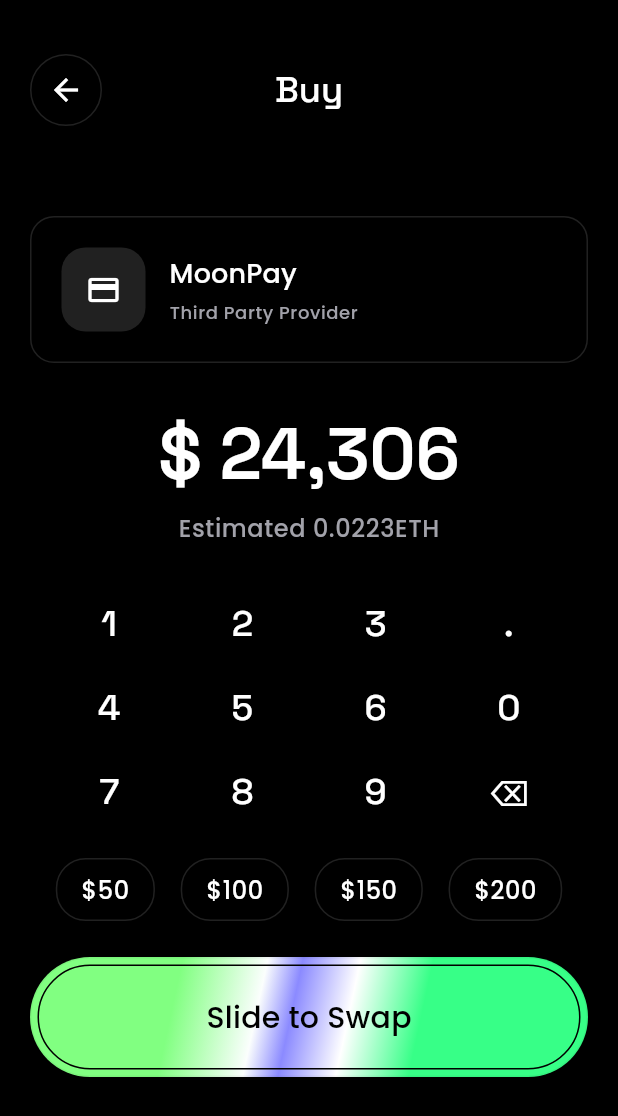
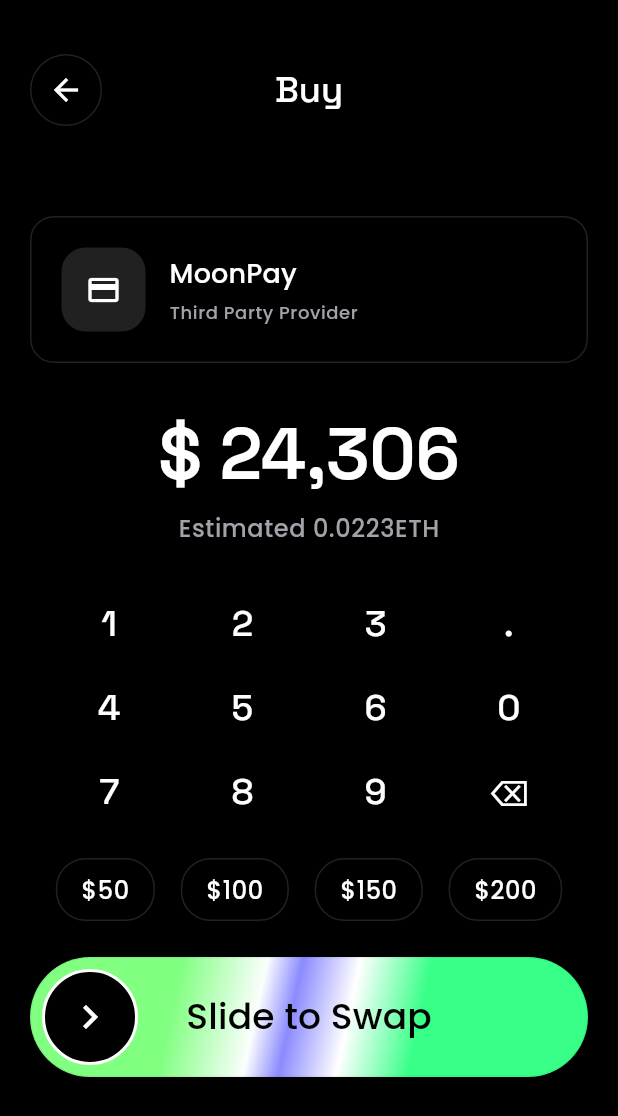
Before and after one commit to xiaoqianran/figma-009, a Flutter app: the BuyDetailScreen screen opened by its route, on a phone screen of 412 x 824 dp. Shown: the top 1116 px of the screen. Run offline on Flutter 3.47's test engine with Material 3 defaults, Android fonts, the phone set to English and light mode, and no system bars; our stand-ins replace go_router, google_fonts; statements that could not run were skipped.

Commit message:
feat: 新增滑动确认组件与 App Shell 导航集成测试
- WalletSlideConfirm 拖拽确认控件，接入交易详情与设置 Slide 页

- Wallet 余额卡点击跳转 Scroll 列表

- Web 端启用 Google Fonts 运行时加载

- 修复 Shell 导航测试：使用 createAppRouter 直接路由切换

```diff
--- a/lib/core/theme/app_theme.dart
+++ b/lib/core/theme/app_theme.dart
@@ -22,9 +22,7 @@ abstract final class AppTheme {
         bodyColor: AppColors.white,
         displayColor: AppColors.white,
       ),
-      extensions: const <ThemeExtension<dynamic>>[
-        WalletThemeExtension.dark,
-      ],
+      extensions: const <ThemeExtension<dynamic>>[WalletThemeExtension.dark],
     );
   }
 }
--- a/lib/features/settings/presentation/screens/settings_slide_screen.dart
+++ b/lib/features/settings/presentation/screens/settings_slide_screen.dart
@@ -1,7 +1,7 @@
 import 'package:figma_009/core/constants/design_constants.dart';
 import 'package:figma_009/core/theme/app_colors.dart';
 import 'package:figma_009/shared/widgets/bars/wallet_navigation_bar.dart';
-import 'package:figma_009/shared/widgets/buttons/wallet_primary_button.dart';
+import 'package:figma_009/shared/widgets/buttons/wallet_slide_confirm.dart';
 import 'package:flutter/material.dart';
 import 'package:go_router/go_router.dart';
 
@@ -41,9 +41,9 @@ class SettingsSlideScreen extends StatelessWidget {
                     const SizedBox(height: DesignConstants.spacing8),
                     Text('Estimated 0.0223ETH', style: estimateStyle),
                     const Spacer(),
-                    WalletPrimaryButton(
+                    WalletSlideConfirm(
                       label: 'Slide to Swap',
-                      onPressed: () => context.pop(),
+                      onConfirmed: () => context.pop(),
                     ),
                   ],
                 ),
--- a/lib/features/transaction/presentation/widgets/transaction_amount_panel.dart
+++ b/lib/features/transaction/presentation/widgets/transaction_amount_panel.dart
@@ -1,6 +1,7 @@
 import 'package:figma_009/core/constants/design_constants.dart';
 import 'package:figma_009/core/theme/app_colors.dart';
 import 'package:figma_009/shared/widgets/buttons/wallet_primary_button.dart';
+import 'package:figma_009/shared/widgets/buttons/wallet_slide_confirm.dart';
 import 'package:flutter/material.dart';
 
 /// Shared amount entry panel for Send/Buy/Receive detail screens.
@@ -100,10 +101,16 @@ class _TransactionAmountPanelState extends State<TransactionAmountPanel> {
               .toList(),
         ),
         const SizedBox(height: DesignConstants.spacing24),
-        WalletPrimaryButton(
-          label: widget.confirmLabel,
-          onPressed: widget.onConfirm,
-        ),
+        if (widget.confirmLabel.toLowerCase().contains('slide'))
+          WalletSlideConfirm(
+            label: widget.confirmLabel,
+            onConfirmed: widget.onConfirm,
+          )
+        else
+          WalletPrimaryButton(
+            label: widget.confirmLabel,
+            onPressed: widget.onConfirm,
+          ),
       ],
     );
   }
--- a/lib/features/wallet/presentation/screens/wallet_screen.dart
+++ b/lib/features/wallet/presentation/screens/wallet_screen.dart
@@ -25,7 +25,10 @@ class WalletScreen extends StatelessWidget {
                 onPressed: () => context.push(AppRoutes.addToken),
               ),
             ),
-            const WalletBalanceCard(),
+            GestureDetector(
+              onTap: () => context.push(AppRoutes.walletScroll),
+              child: const WalletBalanceCard(),
+            ),
             const SizedBox(height: DesignConstants.spacing16),
             Expanded(
               child: Container(
--- a/lib/main.dart
+++ b/lib/main.dart
@@ -1,6 +1,11 @@
 import 'package:figma_009/app.dart';
+import 'package:flutter/foundation.dart';
 import 'package:flutter/material.dart';
+import 'package:google_fonts/google_fonts.dart';
 
 void main() {
+  if (kIsWeb) {
+    GoogleFonts.config.allowRuntimeFetching = true;
+  }
   runApp(WalletApp());
 }
--- /dev/null
+++ b/lib/shared/widgets/buttons/wallet_slide_confirm.dart
@@ -0,0 +1,114 @@
+import 'package:figma_009/core/constants/design_constants.dart';
+import 'package:figma_009/core/theme/app_colors.dart';
+import 'package:flutter/material.dart';
+
+/// Figma slide-to-confirm control (e.g. "Slide to Swap").
+class WalletSlideConfirm extends StatefulWidget {
+  const WalletSlideConfirm({
+    required this.label,
+    required this.onConfirmed,
+    super.key,
+  });
+
+  final String label;
+  final VoidCallback onConfirmed;
+
+  static const double _height = 80;
+  static const double _thumbSize = 64;
+
+  @override
+  State<WalletSlideConfirm> createState() => _WalletSlideConfirmState();
+}
+
+class _WalletSlideConfirmState extends State<WalletSlideConfirm> {
+  double _dragOffset = 0;
+  bool _confirmed = false;
+
+  void _onDragUpdate(DragUpdateDetails details, double maxOffset) {
+    if (_confirmed) {
+      return;
+    }
+    setState(() {
+      _dragOffset = (_dragOffset + details.delta.dx).clamp(0.0, maxOffset);
+    });
+  }
+
+  void _onDragEnd(double maxOffset) {
+    if (_confirmed) {
+      return;
+    }
+    if (_dragOffset >= maxOffset * 0.85) {
+      setState(() {
+        _dragOffset = maxOffset;
+        _confirmed = true;
+      });
+      widget.onConfirmed();
+      return;
+    }
+    setState(() => _dragOffset = 0);
+  }
+
+  @override
+  Widget build(BuildContext context) {
+    final labelStyle = Theme.of(context).textTheme.titleMedium?.copyWith(
+      fontSize: 24,
+      fontWeight: FontWeight.w500,
+      color: AppColors.black,
+    );
+
+    return LayoutBuilder(
+      builder: (context, constraints) {
+        final maxOffset =
+            (constraints.maxWidth - WalletSlideConfirm._thumbSize).clamp(
+              0.0,
+              double.infinity,
+            );
+        final progress = maxOffset == 0 ? 0.0 : _dragOffset / maxOffset;
+
+        return SizedBox(
+          height: WalletSlideConfirm._height,
+          child: Stack(
+            alignment: Alignment.centerLeft,
+            children: [
+              Container(
+                height: WalletSlideConfirm._height,
+                decoration: BoxDecoration(
+                  borderRadius: BorderRadius.circular(40),
+                  gradient: AppColors.titleGradient,
+                  border: Border.all(color: const Color(0x0C000000)),
+                ),
+                alignment: Alignment.center,
+                child: Opacity(
+                  opacity: 1 - progress * 0.6,
+                  child: Text(widget.label, style: labelStyle),
+                ),
+              ),
+              Positioned(
+                left: _dragOffset + 8,
+                child: GestureDetector(
+                  onHorizontalDragUpdate: (details) =>
+                      _onDragUpdate(details, maxOffset),
+                  onHorizontalDragEnd: (_) => _onDragEnd(maxOffset),
+                  child: Container(
+                    width: WalletSlideConfirm._thumbSize,
+                    height: WalletSlideConfirm._thumbSize,
+                    decoration: BoxDecoration(
+                      shape: BoxShape.circle,
+                      color: AppColors.black,
+                      border: Border.all(color: AppColors.white, width: 2),
+                    ),
+                    child: Icon(
+                      _confirmed ? Icons.check : Icons.chevron_right,
+                      color: AppColors.white,
+                      size: DesignConstants.iconSize32,
+                    ),
+                  ),
+                ),
+              ),
+            ],
+          ),
+        );
+      },
+    );
+  }
+}
--- a/lib/shared/widgets/figma_placeholder_screen.dart
+++ b/lib/shared/widgets/figma_placeholder_screen.dart
@@ -26,10 +26,7 @@ class FigmaPlaceholderScreen extends StatelessWidget {
               ),
               if (subtitle != null) ...[
                 const SizedBox(height: 8),
-                Text(
-                  subtitle!,
-                  style: Theme.of(context).textTheme.bodySmall,
-                ),
+                Text(subtitle!, style: Theme.of(context).textTheme.bodySmall),
               ],
             ],
           ),
```
Also changed, not shown: lib/core/router/app_router.dart (+8 -4 lines), lib/app.dart (line endings or trailing spaces), lib/core/router/app_routes.dart (line endings or trailing spaces), lib/core/theme/app_typography.dart (line endings or trailing spaces), lib/core/theme/wallet_theme_extension.dart (line endings or trailing spaces), lib/features/onboarding/presentation/screens/onboarding_screens.dart (line endings or trailing spaces), 3 other files.
